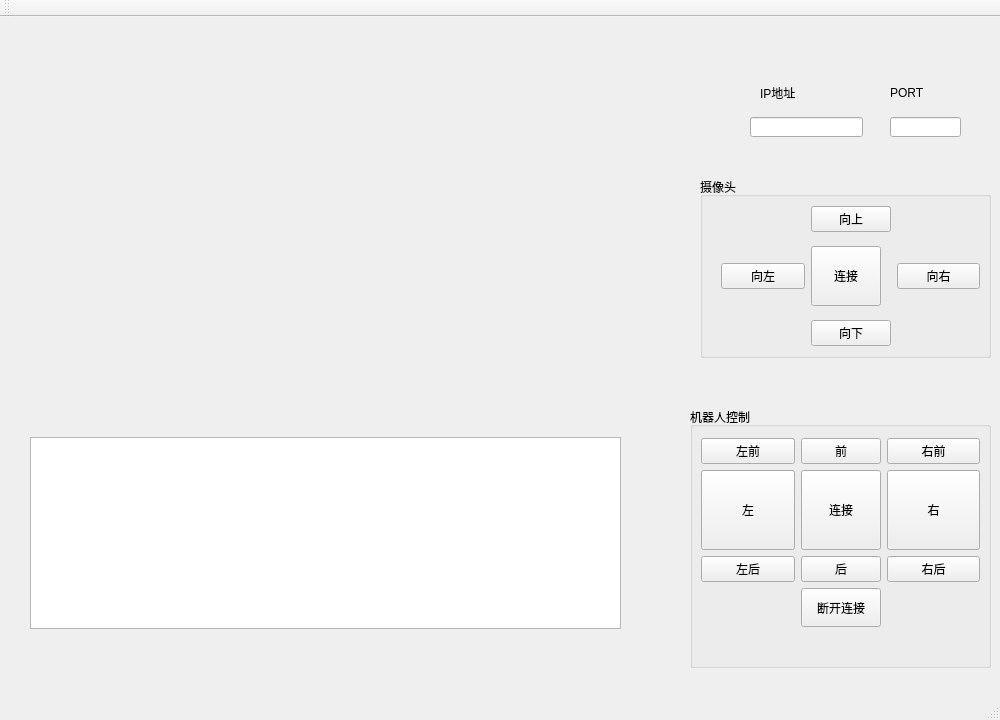
Before: the Qt Designer form robot/carControl/mainwindow.ui in yyjqr/Eangel, drawn with Qt 5.
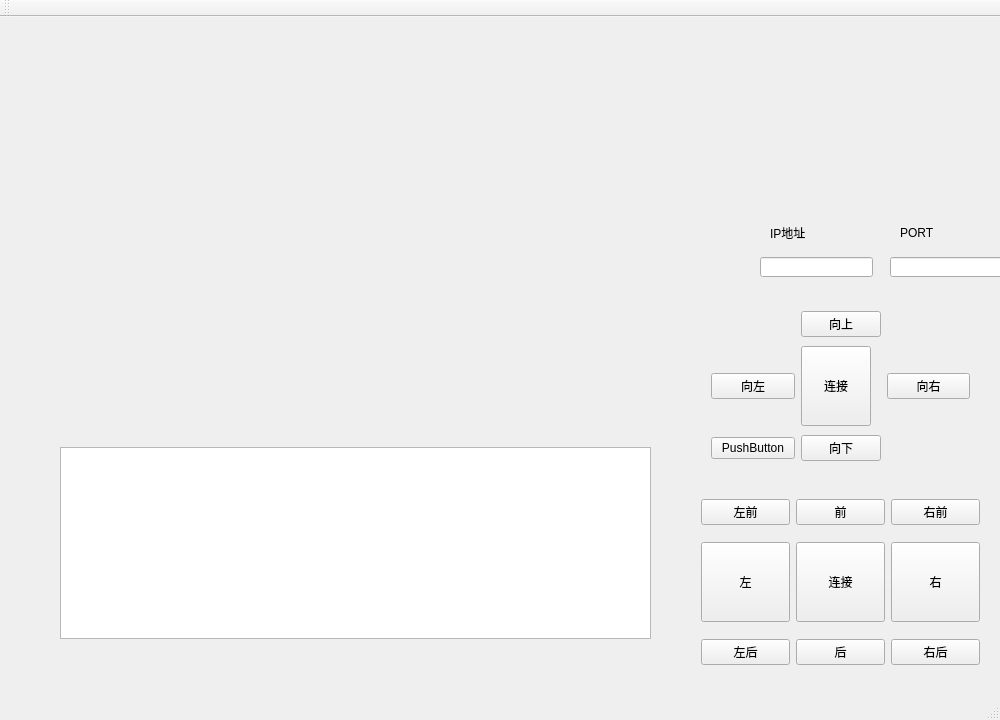
After: the same form once the commit is applied.

```diff
--- a/robot/carControl/mainwindow.ui
+++ b/robot/carControl/mainwindow.ui
@@ -39,11 +39,176 @@
      <string/>
     </property>
    </widget>
+   <widget class="QWidget" name="layoutWidget">
+    <property name="geometry">
+     <rect>
+      <x>690</x>
+      <y>460</y>
+      <width>301</width>
+      <height>211</height>
+     </rect>
+    </property>
+    <layout class="QGridLayout" name="gridLayout">
+     <item row="2" column="1">
+      <widget class="QPushButton" name="pushButtonCARBACK">
+       <property name="text">
+        <string>后</string>
+       </property>
+      </widget>
+     </item>
+     <item row="0" column="0">
+      <widget class="QPushButton" name="pushButtonCARLF">
+       <property name="text">
+        <string>左前</string>
+       </property>
+      </widget>
+     </item>
+     <item row="1" column="2">
+      <widget class="QPushButton" name="pushButtonCARRIGHT">
+       <property name="minimumSize">
+        <size>
+         <width>80</width>
+         <height>80</height>
+        </size>
+       </property>
+       <property name="text">
+        <string>右</string>
+       </property>
+      </widget>
+     </item>
+     <item row="2" column="0">
+      <widget class="QPushButton" name="pushButtonCARLB">
+       <property name="text">
+        <string>左后</string>
+       </property>
+      </widget>
+     </item>
+     <item row="2" column="2">
+      <widget class="QPushButton" name="pushButtonCARRB">
+       <property name="text">
+        <string>右后</string>
+       </property>
+      </widget>
+     </item>
+     <item row="1" column="1">
+      <widget class="QPushButton" name="pushButtonCAR">
+       <property name="minimumSize">
+        <size>
+         <width>80</width>
+         <height>80</height>
+        </size>
+       </property>
+       <property name="maximumSize">
+        <size>
+         <width>100</width>
+         <height>100</height>
+        </size>
+       </property>
+       <property name="text">
+        <string>连接</string>
+       </property>
+      </widget>
+     </item>
+     <item row="1" column="0">
+      <widget class="QPushButton" name="pushButtonCARLEFT">
+       <property name="minimumSize">
+        <size>
+         <width>80</width>
+         <height>80</height>
+        </size>
+       </property>
+       <property name="text">
+        <string>左</string>
+       </property>
+      </widget>
+     </item>
+     <item row="0" column="1">
+      <widget class="QPushButton" name="pushButtonCARFRONT">
+       <property name="text">
+        <string>前</string>
+       </property>
+      </widget>
+     </item>
+     <item row="0" column="2">
+      <widget class="QPushButton" name="pushButtonCARRF">
+       <property name="text">
+        <string>右前</string>
+       </property>
+      </widget>
+     </item>
+    </layout>
+   </widget>
+   <widget class="QWidget" name="layoutWidget">
+    <property name="geometry">
+     <rect>
+      <x>700</x>
+      <y>280</y>
+      <width>281</width>
+      <height>181</height>
+     </rect>
+    </property>
+    <layout class="QGridLayout" name="gridLayout_2">
+     <item row="0" column="1">
+      <widget class="QPushButton" name="pushButton_UP">
+       <property name="text">
+        <string>向上</string>
+       </property>
+      </widget>
+     </item>
+     <item row="1" column="0">
+      <widget class="QPushButton" name="pushButton_LEFT">
+       <property name="text">
+        <string>向左</string>
+       </property>
+      </widget>
+     </item>
+     <item row="1" column="1">
+      <widget class="QPushButton" name="pushButtonConnect">
+       <property name="minimumSize">
+        <size>
+         <width>70</width>
+         <height>80</height>
+        </size>
+       </property>
+       <property name="maximumSize">
+        <size>
+         <width>70</width>
+         <height>80</height>
+        </size>
+       </property>
+       <property name="text">
+        <string>连接</string>
+       </property>
+      </widget>
+     </item>
+     <item row="1" column="2">
+      <widget class="QPushButton" name="pushButton_RIGHT">
+       <property name="text">
+        <string>向右</string>
+       </property>
+      </widget>
+     </item>
+     <item row="2" column="1">
+      <widget class="QPushButton" name="pushButton_DOWN">
+       <property name="text">
+        <string>向下</string>
+       </property>
+      </widget>
+     </item>
+     <item row="2" column="0">
+      <widget class="QPushButton" name="pushButton_test">
+       <property name="text">
+        <string>PushButton</string>
+       </property>
+      </widget>
+     </item>
+    </layout>
+   </widget>
    <widget class="QTextBrowser" name="textBrowser_log">
     <property name="geometry">
      <rect>
-      <x>30</x>
-      <y>420</y>
+      <x>60</x>
+      <y>430</y>
       <width>591</width>
       <height>192</height>
      </rect>
@@ -52,8 +217,8 @@
    <widget class="QLineEdit" name="lineEdit_IP">
     <property name="geometry">
      <rect>
-      <x>750</x>
-      <y>100</y>
+      <x>760</x>
+      <y>240</y>
       <width>113</width>
       <height>20</height>
      </rect>
@@ -63,17 +228,11 @@
     <property name="geometry">
      <rect>
       <x>890</x>
-      <y>100</y>
-      <width>71</width>
+      <y>240</y>
+      <width>113</width>
       <height>20</height>
      </rect>
     </property>
-    <property name="maximumSize">
-     <size>
-      <width>100</width>
-      <height>30</height>
-     </size>
-    </property>
    </widget>
    <widget class="QLabel" name="label_2">
     <property name="geometry">
@@ -91,8 +250,8 @@
    <widget class="QLabel" name="label_3">
     <property name="geometry">
      <rect>
-      <x>890</x>
-      <y>70</y>
+      <x>900</x>
+      <y>210</y>
       <width>54</width>
       <height>12</height>
      </rect>
@@ -104,8 +263,8 @@
    <widget class="QLabel" name="label_4">
     <property name="geometry">
      <rect>
-      <x>760</x>
-      <y>70</y>
+      <x>770</x>
+      <y>210</y>
       <width>54</width>
       <height>12</height>
      </rect>
@@ -114,203 +273,6 @@
      <string>IP地址</string>
     </property>
    </widget>
-   <widget class="QGroupBox" name="groupBox">
-    <property name="geometry">
-     <rect>
-      <x>700</x>
-      <y>160</y>
-      <width>291</width>
-      <height>181</height>
-     </rect>
-    </property>
-    <property name="title">
-     <string>摄像头</string>
-    </property>
-    <widget class="QWidget" name="layoutWidget">
-     <property name="geometry">
-      <rect>
-       <x>10</x>
-       <y>10</y>
-       <width>281</width>
-       <height>181</height>
-      </rect>
-     </property>
-     <layout class="QGridLayout" name="gridLayout_2">
-      <item row="0" column="1">
-       <widget class="QPushButton" name="pushButton_UP">
-        <property name="text">
-         <string>向上</string>
-        </property>
-       </widget>
-      </item>
-      <item row="1" column="0">
-       <widget class="QPushButton" name="pushButton_LEFT">
-        <property name="text">
-         <string>向左</string>
-        </property>
-       </widget>
-      </item>
-      <item row="1" column="1">
-       <widget class="QPushButton" name="pushButtonConnect">
-        <property name="minimumSize">
-         <size>
-          <width>70</width>
-          <height>60</height>
-         </size>
-        </property>
-        <property name="maximumSize">
-         <size>
-          <width>70</width>
-          <height>60</height>
-         </size>
-        </property>
-        <property name="text">
-         <string>连接</string>
-        </property>
-       </widget>
-      </item>
-      <item row="1" column="2">
-       <widget class="QPushButton" name="pushButton_RIGHT">
-        <property name="text">
-         <string>向右</string>
-        </property>
-       </widget>
-      </item>
-      <item row="2" column="1">
-       <widget class="QPushButton" name="pushButton_DOWN">
-        <property name="text">
-         <string>向下</string>
-        </property>
-       </widget>
-      </item>
-     </layout>
-    </widget>
-   </widget>
-   <widget class="QGroupBox" name="groupBox_2">
-    <property name="geometry">
-     <rect>
-      <x>690</x>
-      <y>390</y>
-      <width>301</width>
-      <height>261</height>
-     </rect>
-    </property>
-    <property name="title">
-     <string>机器人控制</string>
-    </property>
-    <widget class="QWidget" name="layoutWidget">
-     <property name="geometry">
-      <rect>
-       <x>0</x>
-       <y>20</y>
-       <width>301</width>
-       <height>211</height>
-      </rect>
-     </property>
-     <layout class="QGridLayout" name="gridLayout">
-      <item row="0" column="0">
-       <widget class="QPushButton" name="pushButtonCARLF">
-        <property name="text">
-         <string>左前</string>
-        </property>
-       </widget>
-      </item>
-      <item row="2" column="2">
-       <widget class="QPushButton" name="pushButtonCARRB">
-        <property name="text">
-         <string>右后</string>
-        </property>
-       </widget>
-      </item>
-      <item row="1" column="2">
-       <widget class="QPushButton" name="pushButtonCARRIGHT">
-        <property name="minimumSize">
-         <size>
-          <width>80</width>
-          <height>80</height>
-         </size>
-        </property>
-        <property name="text">
-         <string>右</string>
-        </property>
-       </widget>
-      </item>
-      <item row="2" column="1">
-       <widget class="QPushButton" name="pushButtonCARBACK">
-        <property name="text">
-         <string>后</string>
-        </property>
-       </widget>
-      </item>
-      <item row="1" column="1">
-       <widget class="QPushButton" name="pushButtonCAR">
-        <property name="minimumSize">
-         <size>
-          <width>80</width>
-          <height>80</height>
-         </size>
-        </property>
-        <property name="maximumSize">
-         <size>
-          <width>100</width>
-          <height>100</height>
-         </size>
-        </property>
-        <property name="text">
-         <string>连接</string>
-        </property>
-       </widget>
-      </item>
-      <item row="0" column="1">
-       <widget class="QPushButton" name="pushButtonCARFRONT">
-        <property name="text">
-         <string>前</string>
-        </property>
-       </widget>
-      </item>
-      <item row="1" column="0">
-       <widget class="QPushButton" name="pushButtonCARLEFT">
-        <property name="minimumSize">
-         <size>
-          <width>80</width>
-          <height>80</height>
-         </size>
-        </property>
-        <property name="text">
-         <string>左</string>
-        </property>
-       </widget>
-      </item>
-      <item row="0" column="2">
-       <widget class="QPushButton" name="pushButtonCARRF">
-        <property name="text">
-         <string>右前</string>
-        </property>
-       </widget>
-      </item>
-      <item row="2" column="0">
-       <widget class="QPushButton" name="pushButtonCARLB">
-        <property name="text">
-         <string>左后</string>
-        </property>
-       </widget>
-      </item>
-      <item row="3" column="1">
-       <widget class="QPushButton" name="pushButton">
-        <property name="maximumSize">
-         <size>
-          <width>80</width>
-          <height>60</height>
-         </size>
-        </property>
-        <property name="text">
-         <string>断开连接</string>
-        </property>
-       </widget>
-      </item>
-     </layout>
-    </widget>
-   </widget>
   </widget>
   <widget class="QMenuBar" name="menuBar">
    <property name="geometry">
```
